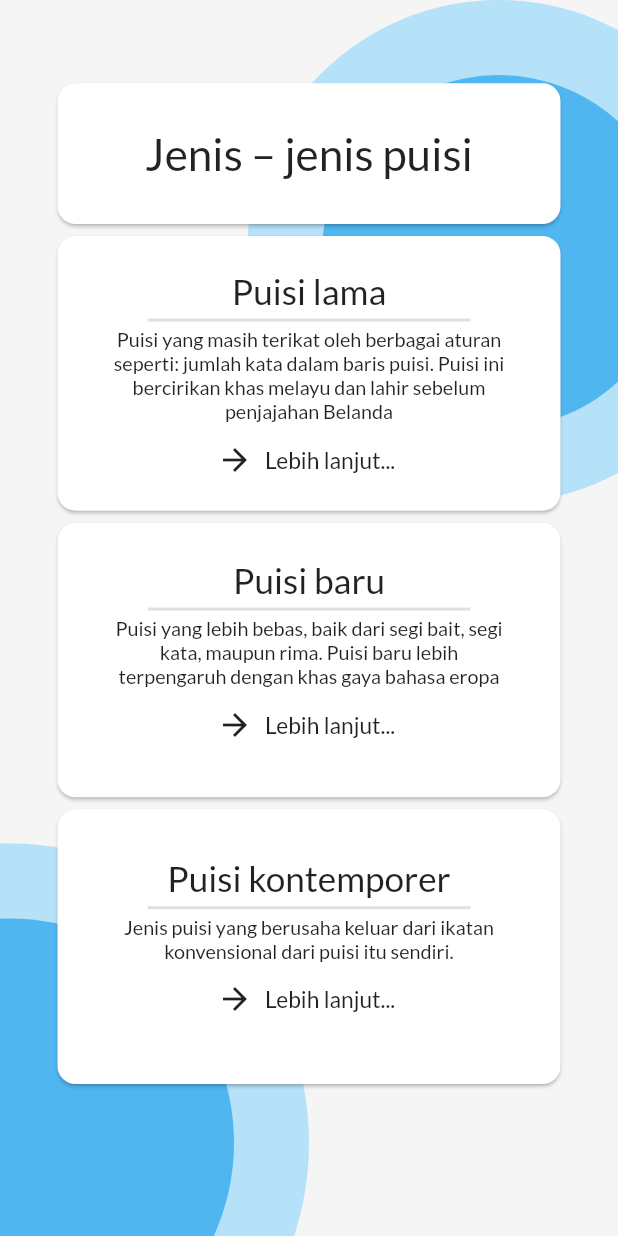
After one commit to dennbagas/poetry-apps, a Flutter app: the screen it shows after launch, swiped to page 4, on a phone screen of 412 x 824 dp. The commit adds this screen. Run offline on Flutter 3.47's test engine with Material 2 defaults, Android fonts, the phone set to English and light mode, and no system bars.

Commit message:
TODO: make toast in page 3, 4

```diff
--- a/lib/main.dart
+++ b/lib/main.dart
@@ -8,10 +8,16 @@ class MyApp extends StatelessWidget {
   Widget build(BuildContext context) {
     return MaterialApp(
       title: 'Belajar Puisi',
+      home: PageBuilder(),
       theme: ThemeData(
+        fontFamily: 'Lato',
         primarySwatch: Colors.blue,
+        cardTheme: CardTheme(
+          shape: RoundedRectangleBorder(
+            borderRadius: const BorderRadius.all(Radius.circular(12.0)),
+          ),
+        ),
       ),
-      home: PageBuilder(),
     );
   }
 }
--- a/lib/page/homepage/childImage.dart
+++ b/lib/page/homepage/childImage.dart
@@ -37,7 +37,7 @@ class _ChildImageState extends State<ChildImage> with TickerProviderStateMixin {
       height: 300.0,
       child: FadeTransition(
         opacity: imageAnimation,
-        child: Image.asset('lib/assets/anak-sd.jpg'),
+        child: Image.asset('lib/assets/img/anak-sd.jpg'),
       ),
     );
   }
--- a/lib/page/homepage/swipeText.dart
+++ b/lib/page/homepage/swipeText.dart
@@ -5,9 +5,13 @@ class SwipeText extends StatefulWidget {
   const SwipeText({
     Key key,
     @required this.screenSize,
+    @required this.text,
+    this.showUpDuration = 4000,
   }) : super(key: key);
 
   final Size screenSize;
+  final String text;
+  final int showUpDuration;
 
   @override
   _SwipeTextState createState() => _SwipeTextState();
@@ -31,7 +35,7 @@ class _SwipeTextState extends State<SwipeText> with TickerProviderStateMixin {
       }
     });
 
-    _timer = Timer(Duration(milliseconds: 4000), () {
+    _timer = Timer(Duration(milliseconds: widget.showUpDuration), () {
       swipeAnimationController.forward();
     });
 
@@ -47,13 +51,9 @@ class _SwipeTextState extends State<SwipeText> with TickerProviderStateMixin {
 
   @override
   Widget build(BuildContext context) {
-    return Positioned(
-      bottom: widget.screenSize.height / 10,
-      right: widget.screenSize.width / 10,
-      child: FadeTransition(
-        opacity: swipeAnimation,
-        child: Text('Swipe Left >>>', style: TextStyle(fontSize: 18.0)),
-      ),
+    return FadeTransition(
+      opacity: swipeAnimation,
+      child: Text(widget.text, style: TextStyle(fontSize: 18.0)),
     );
   }
 }
--- /dev/null
+++ b/lib/page/jenisPuisi/jenisPuisiScreen.dart
@@ -0,0 +1,135 @@
+import 'package:flutter/material.dart';
+import 'package:galih_apps/page/curves/radialCircle.dart';
+import 'package:galih_apps/page/homepage/swipeText.dart';
+
+class JenisPuisi extends StatefulWidget {
+  @override
+  _JenisPuisiState createState() => _JenisPuisiState();
+}
+
+class _JenisPuisiState extends State<JenisPuisi> {
+  @override
+  Widget build(BuildContext context) {
+    Size screenSize = MediaQuery.of(context).size;
+    double screenWidth = screenSize.width;
+    double screenHeight = screenSize.height;
+
+    double heading = screenWidth / 14;
+
+    double radiant = screenHeight / 3.5 * 2;
+
+    return SafeArea(
+      child: Container(
+        color: Color(0xeeF5F5F5),
+        child: Stack(
+          children: <Widget>[
+            Positioned(
+              top: 0.0,
+              left: screenWidth / 2.5,
+              child: RadialCircle(
+                radiant: radiant / 2,
+                startDuration: 700,
+              ),
+            ),
+            Positioned(
+              bottom: -screenHeight / 6,
+              right: screenWidth / 2,
+              child: RadialCircle(
+                radiant: radiant / 1.5,
+                startDuration: 1000,
+                animationInterval: 5200,
+              ),
+            ),
+            Container(
+              padding: EdgeInsets.symmetric(horizontal: screenWidth / 12, vertical: screenHeight / 16),
+              child: Column(
+                crossAxisAlignment: CrossAxisAlignment.stretch,
+                children: <Widget>[
+                  Card(
+                    child: Container(
+                      padding: EdgeInsets.symmetric(horizontal: screenWidth / 12, vertical: screenWidth / 14),
+                      child: Text(
+                        'Jenis – jenis puisi',
+                        textAlign: TextAlign.center,
+                        style: TextStyle(fontSize: heading),
+                      ),
+                    ),
+                  ),
+                  JenisPuisiCard(
+                    text: 'Puisi lama',
+                    subtext:
+                        'Puisi yang masih terikat oleh berbagai aturan seperti: jumlah kata dalam baris puisi. Puisi ini bercirikan khas melayu dan lahir sebelum penjajahan Belanda',
+                    callbackAction: () {},
+                  ),
+                  JenisPuisiCard(
+                    text: 'Puisi baru',
+                    subtext:
+                        'Puisi yang lebih bebas, baik dari segi bait, segi kata, maupun rima. Puisi baru lebih terpengaruh dengan khas gaya bahasa eropa',
+                    callbackAction: () {},
+                  ),
+                  JenisPuisiCard(
+                    text: 'Puisi kontemporer',
+                    subtext: 'Jenis puisi yang berusaha keluar dari ikatan konvensional dari puisi itu sendiri.',
+                    callbackAction: () {},
+                  ),
+                ],
+              ),
+            ),
+            Positioned(
+              bottom: screenSize.height / 18,
+              right: screenSize.width / 9,
+              child: SwipeText(
+                screenSize: screenSize,
+                showUpDuration: 5000,
+                text: '>>>',
+              ),
+            )
+          ],
+        ),
+      ),
+    );
+  }
+}
+
+class JenisPuisiCard extends StatelessWidget {
+  const JenisPuisiCard({
+    Key key,
+    @required this.text,
+    @required this.subtext,
+    @required this.callbackAction,
+  }) : super(key: key);
+
+  final String subtext;
+  final String text;
+  final Function callbackAction;
+
+  @override
+  Widget build(BuildContext context) {
+    Size screenSize = MediaQuery.of(context).size;
+    double screenWidth = screenSize.width;
+    double screenHeight = screenSize.height;
+    double heading = screenWidth / 14;
+    double paragraph = screenWidth / 24;
+
+    return Card(
+      child: Container(
+        height: screenHeight / 4.5,
+        padding: EdgeInsets.symmetric(horizontal: screenWidth / 12, vertical: screenWidth / 18),
+        child: Column(
+          mainAxisAlignment: MainAxisAlignment.center,
+          children: <Widget>[
+            Text(text, textAlign: TextAlign.center, style: TextStyle(fontSize: heading - 6)),
+            Divider(
+                height: (screenHeight / 10) / 8, thickness: 2.0, indent: screenWidth / 16, endIndent: screenWidth / 16),
+            Text(subtext, textAlign: TextAlign.center, style: TextStyle(fontSize: paragraph - 4)),
+            FlatButton.icon(
+              icon: Icon(Icons.arrow_forward),
+              label: Text('Lebih lanjut...', textAlign: TextAlign.center, style: TextStyle(fontSize: paragraph - 2)),
+              onPressed: callbackAction,
+            )
+          ],
+        ),
+      ),
+    );
+  }
+}
--- a/lib/page/pageBuilder.dart
+++ b/lib/page/pageBuilder.dart
@@ -1,6 +1,9 @@
 import 'package:flutter/material.dart';
-import 'package:galih_apps/page/homepage/homeScreen.dart';
-import 'package:galih_apps/page/pengertianPuisi/screen.dart';
+import 'package:galih_apps/page/contohPuisi/contohPuisi.dart';
+import 'package:galih_apps/page/jenisPuisi/jenisPuisiScreen.dart';
+import 'package:galih_apps/page/unsurPuisi/startScreen.dart';
+import 'homepage/homeScreen.dart';
+import 'pengertianPuisi/screen.dart';
 
 class PageBuilder extends StatefulWidget {
   @override
@@ -16,6 +19,9 @@ class _PageBuilderState extends State<PageBuilder> {
         children: <Widget>[
           StartScreen(),
           PengertianPuisi(),
+          UnsurPuisi(),
+          JenisPuisi(),
+          ContohPuisi(),
         ],
       ),
     );
--- a/lib/page/pengertianPuisi/const.dart
+++ /dev/null
@@ -1,2 +0,0 @@
-const pengertianPuisi =
-    'Puisi adalah karya sastra tertulis dimana isinya merupakan ungkapan perasaan seorang penyair dengan menggunakan bahasa yang bermakna semantis serta mengandung irama, rima, dan ritma dalam penyusunan larik dan baitnya.';
```
Also changed, not shown: lib/page/contohPuisi/constant.dart (added, +23 -0 lines), lib/page/contohPuisi/contohPuisi.dart (added, +105 -0 lines), lib/page/homepage/homeScreen.dart (+5 -3 lines), lib/page/pengertianPuisi/screen.dart (+17 -8 lines), lib/page/unsurPuisi/startScreen.dart (added, +127 -0 lines), pubspec.yaml (+15 -47 lines), lib/assets/fonts/Lato-Bold.ttf (added), lib/assets/fonts/Lato-BoldItalic.ttf (added), lib/assets/fonts/Lato-Italic.ttf (added), lib/assets/fonts/Lato-Regular.ttf (added), lib/assets/img/anak-sd.jpg (renamed from lib/assets/anak-sd.jpg).
